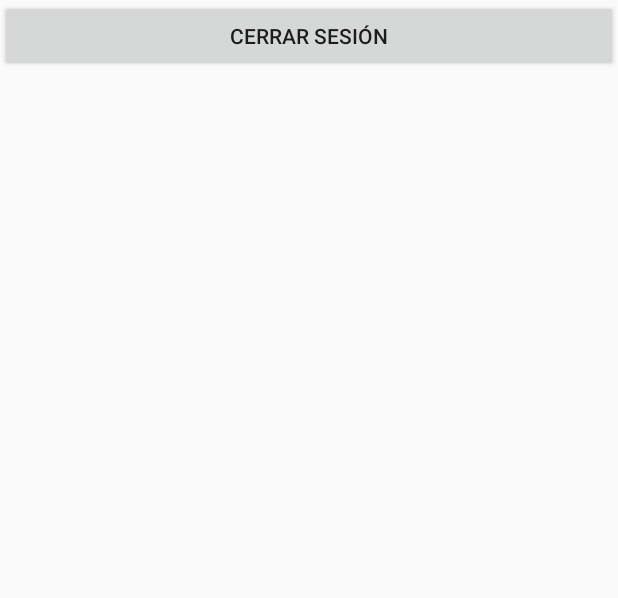
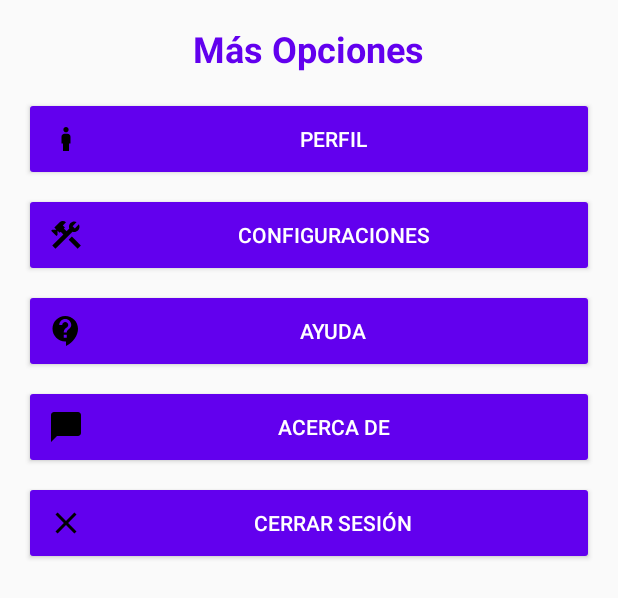
Before and after one commit to Fernandoucsm/TeDeboUna, an Android app: the layout fragment_mas.xml on its own in the app's theme, with its tools: preview values and no code run, on a phone screen of 412 x 824 dp. Shown: the top 598 px of the screen. Run offline under Robolectric (Android 15) with nearby library versions, the phone set to English and light mode, and no system bars.

```diff
--- a/TeDeboUna/app/src/main/AndroidManifest.xml
+++ b/TeDeboUna/app/src/main/AndroidManifest.xml
@@ -15,6 +15,7 @@
         <activity
             android:name=".CrearPublicacionFragment"
             android:exported="false" />
+        <activity android:name=".Perfil" />
         <activity
             android:name=".menu_inferior"
             android:exported="false" />
--- /dev/null
+++ b/TeDeboUna/app/src/main/res/drawable/acerca.xml
@@ -0,0 +1,5 @@
+<vector xmlns:android="http://schemas.android.com/apk/res/android" android:height="24dp" android:tint="#000000" android:viewportHeight="24" android:viewportWidth="24" android:width="24dp">
+
+    <path android:fillColor="@android:color/white" android:pathData="M20,2H4c-1.1,0 -2,0.9 -2,2v18l4,-4h14c1.1,0 2,-0.9 2,-2V4c0,-1.1 -0.9,-2 -2,-2z"/>
+
+</vector>
--- /dev/null
+++ b/TeDeboUna/app/src/main/res/drawable/ayuda_sup.xml
@@ -0,0 +1,5 @@
+<vector xmlns:android="http://schemas.android.com/apk/res/android" android:autoMirrored="true" android:height="24dp" android:tint="#000000" android:viewportHeight="24" android:viewportWidth="24" android:width="24dp">
+
+    <path android:fillColor="@android:color/white" android:pathData="M11.5,2C6.81,2 3,5.81 3,10.5S6.81,19 11.5,19h0.5v3c4.86,-2.34 8,-7 8,-11.5C20,5.81 16.19,2 11.5,2zM12.5,16.5h-2v-2h2v2zM12.5,13h-2c0,-3.25 3,-3 3,-5 0,-1.1 -0.9,-2 -2,-2s-2,0.9 -2,2h-2c0,-2.21 1.79,-4 4,-4s4,1.79 4,4c0,2.5 -3,2.75 -3,5z"/>
+
+</vector>
--- /dev/null
+++ b/TeDeboUna/app/src/main/res/drawable/config.xml
@@ -0,0 +1,7 @@
+<vector xmlns:android="http://schemas.android.com/apk/res/android" android:height="24dp" android:tint="#000000" android:viewportHeight="24" android:viewportWidth="24" android:width="24dp">
+
+    <path android:fillColor="@android:color/white" android:pathData="M13.783,15.172l2.121,-2.121l5.996,5.996l-2.121,2.121z"/>
+
+    <path android:fillColor="@android:color/white" android:pathData="M17.5,10c1.93,0 3.5,-1.57 3.5,-3.5c0,-0.58 -0.16,-1.12 -0.41,-1.6l-2.7,2.7L16.4,6.11l2.7,-2.7C18.62,3.16 18.08,3 17.5,3C15.57,3 14,4.57 14,6.5c0,0.41 0.08,0.8 0.21,1.16l-1.85,1.85l-1.78,-1.78l0.71,-0.71L9.88,5.61L12,3.49c-1.17,-1.17 -3.07,-1.17 -4.24,0L4.22,7.03l1.41,1.41H2.81L2.1,9.15l3.54,3.54l0.71,-0.71V9.15l1.41,1.41l0.71,-0.71l1.78,1.78l-7.41,7.41l2.12,2.12L16.34,9.79C16.7,9.92 17.09,10 17.5,10z"/>
+
+</vector>
--- /dev/null
+++ b/TeDeboUna/app/src/main/res/drawable/logout.xml
@@ -0,0 +1,5 @@
+<vector xmlns:android="http://schemas.android.com/apk/res/android" android:height="24dp" android:tint="#000000" android:viewportHeight="24" android:viewportWidth="24" android:width="24dp">
+
+    <path android:fillColor="@android:color/white" android:pathData="M19,6.41L17.59,5 12,10.59 6.41,5 5,6.41 10.59,12 5,17.59 6.41,19 12,13.41 17.59,19 19,17.59 13.41,12z"/>
+
+</vector>
--- /dev/null
+++ b/TeDeboUna/app/src/main/res/drawable/perfil.xml
@@ -0,0 +1,5 @@
+<vector xmlns:android="http://schemas.android.com/apk/res/android" android:height="24dp" android:tint="#000000" android:viewportHeight="24" android:viewportWidth="24" android:width="24dp">
+
+    <path android:fillColor="@android:color/white" android:pathData="M12,7.5c0.97,0 1.75,-0.78 1.75,-1.75S12.97,4 12,4s-1.75,0.78 -1.75,1.75S11.03,7.5 12,7.5zM14,20v-5h1v-4.5c0,-1.1 -0.9,-2 -2,-2h-2c-1.1,0 -2,0.9 -2,2V15h1v5H14z"/>
+
+</vector>
--- a/TeDeboUna/app/src/main/res/layout/fragment_mas.xml
+++ b/TeDeboUna/app/src/main/res/layout/fragment_mas.xml
@@ -4,12 +4,69 @@
     android:layout_width="match_parent"
     android:layout_height="match_parent"
     android:orientation="vertical"
+    android:padding="16dp"
     tools:context=".MasFragment">
+
+    <TextView
+        android:layout_width="wrap_content"
+        android:layout_height="wrap_content"
+        android:text="Más Opciones"
+        android:layout_gravity="center"
+        style="@style/TitleTextStyle"/>
+
+    <Button
+        android:id="@+id/btn_profile"
+        android:layout_width="match_parent"
+        android:layout_height="wrap_content"
+        android:drawableLeft="@drawable/perfil"
+        android:text="Perfil"
+        style="@style/ButtonStyle"/>
+
+    <View
+        android:layout_width="match_parent"
+        android:layout_height="8dp"/>
+
+    <Button
+        android:id="@+id/btn_settings"
+        android:layout_width="match_parent"
+        android:layout_height="wrap_content"
+        android:drawableLeft="@drawable/config"
+        android:text="Configuraciones"
+        style="@style/ButtonStyle"/>
+
+    <View
+        android:layout_width="match_parent"
+        android:layout_height="8dp"/>
+
+    <Button
+        android:id="@+id/btn_help"
+        android:layout_width="match_parent"
+        android:layout_height="wrap_content"
+        android:drawableLeft="@drawable/ayuda_sup"
+        android:text="Ayuda"
+        style="@style/ButtonStyle"/>
+
+    <View
+        android:layout_width="match_parent"
+        android:layout_height="8dp"/>
+
+    <Button
+        android:id="@+id/btn_about"
+        android:layout_width="match_parent"
+        android:layout_height="wrap_content"
+        android:drawableLeft="@drawable/acerca"
+        android:text="Acerca de"
+        style="@style/ButtonStyle"/>
+
+    <View
+        android:layout_width="match_parent"
+        android:layout_height="8dp"/>
 
     <Button
         android:id="@+id/btn_logout"
         android:layout_width="match_parent"
         android:layout_height="wrap_content"
-        android:text="Cerrar sesión" />
-
+        android:drawableLeft="@drawable/logout"
+        android:text="Cerrar sesión"
+        style="@style/ButtonStyle"/>
 </LinearLayout>
--- a/TeDeboUna/app/src/main/res/layout/item_comment.xml
+++ b/TeDeboUna/app/src/main/res/layout/item_comment.xml
@@ -41,11 +41,10 @@
             android:textColor="@android:color/black" />
 
         <Button
-            android:id="@+id/deleteCommentButton"
+            android:id="@+id/deleteButton"
             android:layout_width="wrap_content"
             android:layout_height="wrap_content"
-            android:text="Eliminar"
-            android:visibility="gone" />
+            android:text="Borrar" />
 
     </LinearLayout>
 </LinearLayout>
--- /dev/null
+++ b/TeDeboUna/app/src/main/res/values/styles.xml
@@ -0,0 +1,27 @@
+<?xml version="1.0" encoding="utf-8"?>
+<resources>
+    <!-- Define un tema personalizado -->
+    <style name="AppTheme" parent="Theme.AppCompat.Light.DarkActionBar">
+        <!-- Personaliza los colores del tema -->
+        <item name="colorPrimary">#6200EE</item>
+        <item name="colorPrimaryDark">#3700B3</item>
+        <item name="colorAccent">#03DAC5</item>
+        <item name="android:buttonStyle">@style/ButtonStyle</item>
+    </style>
+
+    <!-- Estilo para los botones -->
+    <style name="ButtonStyle" parent="Widget.AppCompat.Button">
+        <item name="android:backgroundTint">#6200EE</item>
+        <item name="android:textColor">#FFFFFF</item>
+        <item name="android:padding">16dp</item>
+        <item name="android:drawablePadding">8dp</item>
+    </style>
+
+    <!-- Estilo para el TextView del título -->
+    <style name="TitleTextStyle">
+        <item name="android:textSize">24sp</item>
+        <item name="android:textStyle">bold</item>
+        <item name="android:textColor">#6200EE</item>
+        <item name="android:paddingBottom">16dp</item>
+    </style>
+</resources>
```
Also changed, not shown: TeDeboUna/app/src/main/java/com/example/tedebouna/CommentAdapter.java (+35 -1 lines), TeDeboUna/app/src/main/java/com/example/tedebouna/MasFragment.java (+13 -0 lines).
